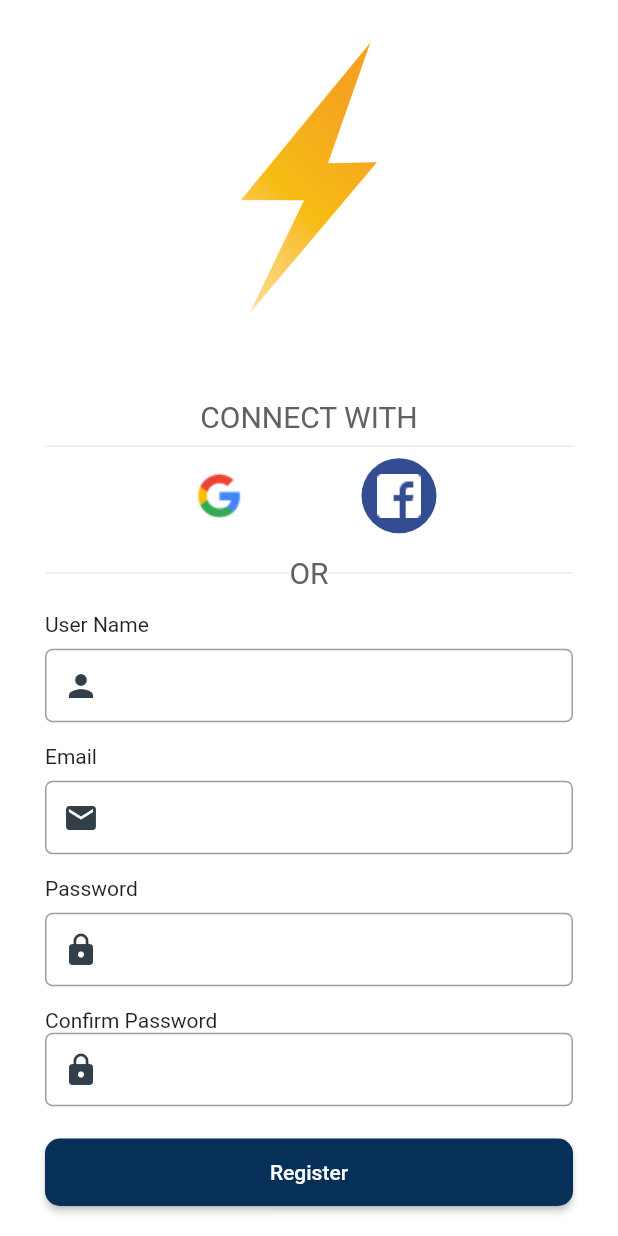
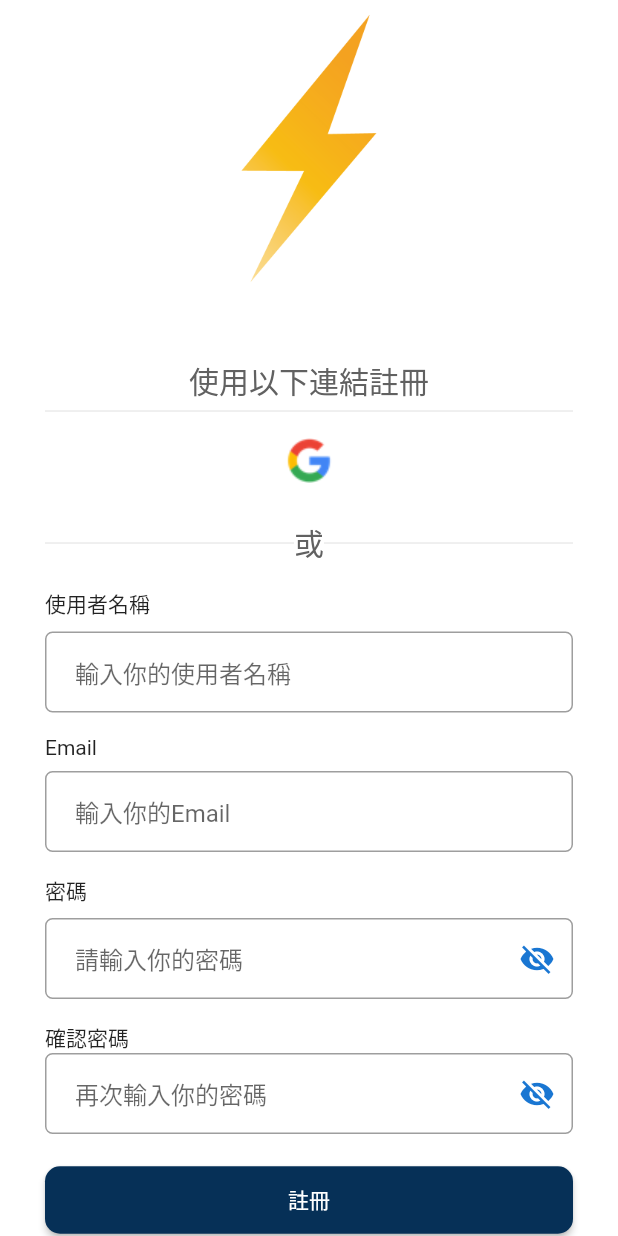
Before and after one commit to one-piece-team1/one-piece-platform, a Flutter app: the screen it shows after launch, on a phone screen of 412 x 824 dp. Run offline on Flutter 3.47's test engine with Material 2 defaults, Android fonts, the phone set to English and light mode, and no system bars; our stand-ins replace dio, firebase_auth, firebase_core, flushbar, google_sign_in, modal_progress_hud and 1 more; missing offline and left inert: dart:html; accounts and stored records are empty.

Commit message:
<add><oAuth google login, password visibility>

```diff
--- a/lib/core/models/user_model.dart
+++ b/lib/core/models/user_model.dart
@@ -11,8 +11,8 @@ class User {
     this.email,
     this.username,
     this.id,
-    this.licence,
-    this.role,
+    this.licence = '',
+    this.role = '',
   });
 
   factory User.fromJson(Map<String, dynamic> responseData) {
--- a/lib/core/util/shared_preference.dart
+++ b/lib/core/util/shared_preference.dart
@@ -14,6 +14,10 @@ class UserPreferences {
   set saveToken(String accessToken) {
     _sharedPrefs.setString('accessToken', "Bearer " + accessToken);
     print("token preference");
+  }
+
+  set isAuth(bool isAuth) {
+    _sharedPrefs.setBool("auth", isAuth);
   }
 
   set saveUser(User user) {
@@ -38,6 +42,7 @@ class UserPreferences {
   }
 
   void removeUser() {
+    _sharedPrefs.remove("auth");
     _sharedPrefs.remove("name");
     _sharedPrefs.remove("email");
     _sharedPrefs.remove("licence");
--- a/lib/core/util/validators.dart
+++ b/lib/core/util/validators.dart
@@ -1,9 +1,9 @@
 String validateUserName(String value) {
   String _msg;
   if (value.isEmpty) {
-    _msg = "Please enter user name";
+    _msg = "使用者名稱為必填欄位";
   } else if (value.length < 4) {
-    _msg = "User name length must greater than 4";
+    _msg = "使用者名稱長度須大於等於4";
   }
   return _msg;
 }
@@ -13,9 +13,9 @@ String validateEmail(String value) {
   RegExp regex = new RegExp(
       r'^(([^<>()[\]\\.,;:\s@\"]+(\.[^<>()[\]\\.,;:\s@\"]+)*)|(\".+\"))@((\[[0-9]{1,3}\.[0-9]{1,3}\.[0-9]{1,3}\.[0-9]{1,3}\])|(([a-zA-Z\-0-9]+\.)+[a-zA-Z]{2,}))$');
   if (value.isEmpty) {
-    _msg = "Your email is required";
+    _msg = "Email為必填欄位";
   } else if (!regex.hasMatch(value)) {
-    _msg = "Please provide a valid email address";
+    _msg = "請提供有效的email";
   }
   return _msg;
 }
@@ -25,12 +25,29 @@ String validatePassword(String value) {
   RegExp regex =
       new RegExp(r'^((?=.*\d)|(?=.*\W+))(?![.\n])(?=.*[A-Z])(?=.*[a-z]).*$');
   if (value.isEmpty) {
-    _msg = "Your password is required";
+    _msg = "密碼為必填欄位";
   } else if (!regex.hasMatch(value)) {
-    _msg =
-        "Password must contain characters with uppercase, lowercase and numbers";
+    _msg = "密碼必須包含英文大小寫及數字";
+//        "Password must contain characters with uppercase, lowercase and numbers";
   } else if (value.length < 8) {
-    _msg = 'Password length must greater than 8';
+    _msg = '密碼長度須大於8';
   }
   return _msg;
 }
+
+String validateConfirmPassword(String value, String password) {
+  String _msg;
+  RegExp regex =
+      new RegExp(r'^((?=.*\d)|(?=.*\W+))(?![.\n])(?=.*[A-Z])(?=.*[a-z]).*$');
+  if (value.isEmpty) {
+    _msg = "確認密碼為必填欄位";
+  } else if (!regex.hasMatch(value)) {
+    _msg = "密碼必須包含英文大小寫及數字";
+//        "Password must contain characters with uppercase, lowercase and numbers";
+  } else if (value.length < 8) {
+    _msg = '密碼長度須大於8';
+  } else if (value != password) {
+    _msg = '密碼欄位輸入不一致';
+  }
+  return _msg;
+}
--- a/lib/core/util/widgets.dart
+++ b/lib/core/util/widgets.dart
@@ -24,8 +24,10 @@ label(String title) => Text(title);
 
 InputDecoration buildInputDecoration(String hintText, IconData icon) {
   return InputDecoration(
-    prefixIcon: Icon(icon, color: Color.fromRGBO(50, 62, 72, 1.0)),
-    // hintText: hintText,
+    prefixIcon: icon != null
+        ? Icon(icon, color: Color.fromRGBO(50, 62, 72, 1.0))
+        : null,
+    hintText: hintText,
     contentPadding: EdgeInsets.fromLTRB(20.0, 15.0, 20.0, 15.0),
     border: OutlineInputBorder(borderRadius: BorderRadius.circular(5.0)),
   );
--- a/lib/main.dart
+++ b/lib/main.dart
@@ -30,7 +30,7 @@ class OnePiecePlatform extends StatelessWidget {
         ChangeNotifierProvider(create: (_) => UserProvider()),
       ],
       child: MaterialApp(
-        title: 'Ahoy!',
+        title: 'Ahoy!!',
         theme: ThemeData(
           primarySwatch: Colors.blue,
           visualDensity: VisualDensity.adaptivePlatformDensity,
--- a/lib/ui/screens/authentication/registration_screen.dart
+++ b/lib/ui/screens/authentication/registration_screen.dart
@@ -1,16 +1,21 @@
+import 'dart:async';
 import 'dart:html';
 
 import 'package:flushbar/flushbar.dart';
 import 'package:flutter/material.dart';
 import 'package:flutter/services.dart';
 import 'package:modal_progress_hud/modal_progress_hud.dart';
+import 'package:one_piece_platform/core/api/api.dart';
 import 'package:one_piece_platform/core/provider/auth.dart';
+import 'package:one_piece_platform/core/util/firebase_auth.dart';
 import 'package:one_piece_platform/core/util/validators.dart';
 import 'package:one_piece_platform/core/util/widgets.dart';
 import 'package:one_piece_platform/ui/components/buttons/social_sign_button.dart';
 import 'package:one_piece_platform/ui/components/common/platform_exception_alert_dialog.dart';
 import 'package:one_piece_platform/ui/screens/authentication/login_screen.dart';
 import 'package:provider/provider.dart';
+
+import '../dashboard.dart';
 
 class RegistrationScreen extends StatefulWidget {
   static const String id = 'registration';
@@ -27,9 +32,15 @@ class _RegistrationScreenState extends State<RegistrationScreen> {
   FocusNode _passwordFocusNode;
   FocusNode _confirmPasswordFocusNode;
 
+  bool _passwordVisible;
+  bool _confirmPasswordVisible;
+
+  BaseApi baseApi = new BaseApi();
   @override
   void initState() {
     super.initState();
+    _passwordVisible = false;
+    _confirmPasswordVisible = false;
     _emailFocusNode = FocusNode();
     _passwordFocusNode = FocusNode();
     _confirmPasswordFocusNode = FocusNode();
@@ -62,7 +73,7 @@ class _RegistrationScreenState extends State<RegistrationScreen> {
       onSaved: (value) => _username = value,
       textInputAction: TextInputAction.next,
       onFieldSubmitted: (_) => _emailFocusNode.requestFocus(),
-      decoration: buildInputDecoration("User name", Icons.person),
+      decoration: buildInputDecoration("輸入你的使用者名稱", null),
     );
     final emailField = TextFormField(
       autofocus: false,
@@ -71,37 +82,73 @@ class _RegistrationScreenState extends State<RegistrationScreen> {
       onSaved: (value) => _email = value,
       textInputAction: TextInputAction.next,
       onFieldSubmitted: (_) => _passwordFocusNode.requestFocus(),
-      decoration: buildInputDecoration("Email", Icons.email),
+      decoration: buildInputDecoration("輸入你的Email", null),
     );
     final passwordField = TextFormField(
       autofocus: false,
-      obscureText: true,
+      obscureText: !_passwordVisible,
       validator: validatePassword,
       onSaved: (value) => _password = value,
       textInputAction: TextInputAction.next,
       onFieldSubmitted: (_) => _confirmPasswordFocusNode.requestFocus(),
-      decoration: buildInputDecoration("Password", Icons.lock),
+      decoration: InputDecoration(
+        hintText: '請輸入你的密碼',
+        contentPadding: EdgeInsets.fromLTRB(20.0, 15.0, 20.0, 15.0),
+        border: OutlineInputBorder(borderRadius: BorderRadius.circular(5.0)),
+        suffixIcon: IconButton(
+          icon: Icon(
+            _passwordVisible ? Icons.visibility : Icons.visibility_off,
+            color: Theme.of(context).primaryColorDark,
+          ),
+          onPressed: () {
+            setState(() {
+              _passwordVisible = !_passwordVisible;
+            });
+          },
+        ),
+      ),
     );
     final confirmPassword = TextFormField(
       autofocus: false,
-      validator: (value) => value.isEmpty ? "Your password is required" : null,
-//      onSaved: (value) => _confirmPassword = value,
-      obscureText: true,
+      validator: (value) => validateConfirmPassword(value, _password),
+      obscureText: !_confirmPasswordVisible,
       textInputAction: TextInputAction.done,
       onFieldSubmitted: (_) => _confirmPasswordFocusNode.unfocus(),
-      decoration: buildInputDecoration("Confirm password", Icons.lock),
+      decoration: InputDecoration(
+        hintText: '再次輸入你的密碼',
+        contentPadding: EdgeInsets.fromLTRB(20.0, 15.0, 20.0, 15.0),
+        border: OutlineInputBorder(borderRadius: BorderRadius.circular(5.0)),
+        suffixIcon: IconButton(
+          icon: Icon(
+            _confirmPasswordVisible ? Icons.visibility : Icons.visibility_off,
+            color: Theme.of(context).primaryColorDark,
+          ),
+          onPressed: () {
+            setState(() {
+              _confirmPasswordVisible = !_confirmPasswordVisible;
+            });
+          },
+        ),
+      ),
     );
 
     void _showRegisterError(BuildContext context, PlatformException exception) {
       PlatformExceptionAlertDialog(
-        title: 'Sign in failed',
+        title: '註冊失敗',
         exception: exception,
       ).show(context);
     }
 
     Future<void> _signInWithGoogle(BuildContext context) async {
       try {
-//        await manager.signInWithGoogle();
+        await signInWithGoogle(context).then((result) {
+          print('sign in google result $result');
+          // TODO: need to send the user's data to our backend
+
+          Navigator.pushNamed(context, DashBoard.id);
+        }).catchError((error) {
+          print('_signInWithGoogle Error: $error');
+        });
       } on PlatformException catch (e) {
         if (e.code != 'ERROR_ABORTED_BY_USER') {
           _showRegisterError(context, e);
@@ -111,7 +158,7 @@ class _RegistrationScreenState extends State<RegistrationScreen> {
 
     Future<void> _signInWithFacebook(BuildContext context) async {
       try {
-//        await manager.signInWithFacebook();
+        await baseApi.launchOAuthURL('facebook');
       } on PlatformException catch (e) {
         if (e.code != 'ERROR_ABORTED_BY_USER') {
           _showRegisterError(context, e);
@@ -134,11 +181,11 @@ class _RegistrationScreenState extends State<RegistrationScreen> {
       color: Colors.white,
       onPressed: () => _signInWithGoogle(context),
     );
-    final fbOAuth = SocialSignInButton(
-      assetName: 'images/facebook-logo.png',
-      color: Color(0xFF334D92),
-      onPressed: () => _signInWithFacebook(context),
-    );
+//    final fbOAuth = SocialSignInButton(
+//      assetName: 'images/facebook-logo.png',
+//      color: Color(0xFF334D92),
+//      onPressed: () => _signInWithFacebook(context),
+//    );
 
     // TODO: apple sign in
 //    final appleOAuth =  SocialSignInButton(
@@ -162,7 +209,7 @@ class _RegistrationScreenState extends State<RegistrationScreen> {
               showSpinner = false;
             });
             Flushbar(
-              title: "Registration Failed",
+              title: "註冊失敗",
               message: response["data"].toString(),
               duration: Duration(seconds: 3),
             ).show(context);
@@ -173,8 +220,8 @@ class _RegistrationScreenState extends State<RegistrationScreen> {
           showSpinner = false;
         });
         Flushbar(
-          title: "Invalid form",
-          message: "Please Complete the form properly",
+          title: "欄位內容有誤",
+          message: "請完成欄位",
           duration: Duration(seconds: 3),
         ).show(context);
       }
@@ -206,9 +253,10 @@ class _RegistrationScreenState extends State<RegistrationScreen> {
                     height: 48.0,
                   ),
                   Text(
-                    'CONNECT WITH',
+                    '使用以下連結註冊',
                     textAlign: TextAlign.center,
                     style: TextStyle(
+                      height: 1.0,
                       fontSize: 20.0,
                       color: Colors.grey[700],
                     ),
@@ -219,7 +267,7 @@ class _RegistrationScreenState extends State<RegistrationScreen> {
                       mainAxisAlignment: MainAxisAlignment.center,
                       children: [
                         googleOAuth,
-                        fbOAuth,
+//                        fbOAuth, // fb signIn not support in Flutter web
 //                appleOAuth,
                       ],
                     ),
@@ -228,7 +276,7 @@ class _RegistrationScreenState extends State<RegistrationScreen> {
                   Row(children: <Widget>[
                     Expanded(child: Divider()),
                     Text(
-                      'OR',
+                      '或',
                       textAlign: TextAlign.center,
                       style: TextStyle(
                         fontSize: 20.0,
@@ -238,7 +286,7 @@ class _RegistrationScreenState extends State<RegistrationScreen> {
                     Expanded(child: Divider()),
                   ]),
                   SizedBox(height: 15.0),
-                  label("User Name"),
+                  label("使用者名稱"),
                   SizedBox(
                     height: 8.0,
                   ),
@@ -250,16 +298,16 @@ class _RegistrationScreenState extends State<RegistrationScreen> {
                   ),
                   emailField,
                   SizedBox(height: 15.0),
-                  label("Password"),
+                  label("密碼"),
                   SizedBox(
                     height: 8.0,
                   ),
                   passwordField,
                   SizedBox(height: 15.0),
-                  label("Confirm Password"),
+                  label("確認密碼"),
                   confirmPassword,
                   SizedBox(height: 20.0),
-                  longButtons("Register", doRegister),
+                  longButtons("註冊", doRegister),
                 ],
               ),
             ),
```
Also changed, not shown: lib/core/api/api.dart (+46 -5 lines), lib/core/api/app_config.dart (+4 -3 lines), lib/core/util/firebase_auth.dart (added, +88 -0 lines), lib/ui/screens/authentication/login_screen.dart (+41 -10 lines), pubspec.yaml (+7 -0 lines), pubspec.lock, 1 other file.
